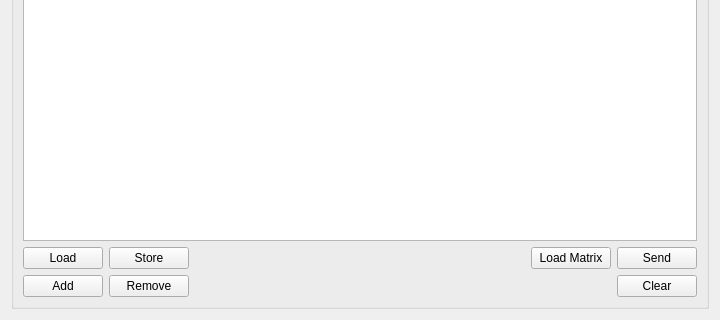
Above: R_Visualizer/SendMessages/SendMsgPackage/ui/sendmsgpackagewidget.ui from NeverKnewTheName/R_Visualizer before the change; both pictures show x 0 to 720 and y 146 to 466 of the 720 by 466 pixel window. Below: the same form after it.
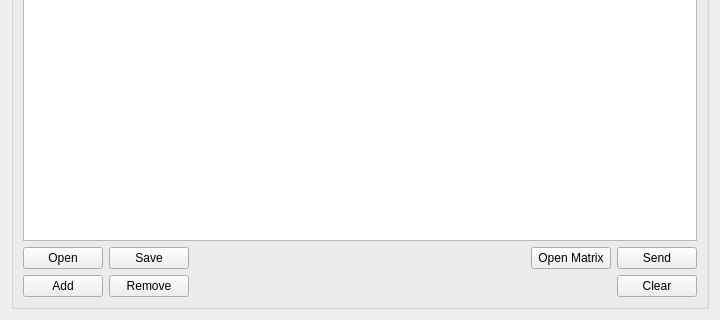
That is the form after the change.

The edit to the form file:
```diff
--- a/R_Visualizer/SendMessages/SendMsgPackage/ui/sendmsgpackagewidget.ui
+++ b/R_Visualizer/SendMessages/SendMsgPackage/ui/sendmsgpackagewidget.ui
@@ -35,7 +35,7 @@
            <string>Load a message packet (*.json or *.csv)</string>
           </property>
           <property name="text">
-           <string>Load</string>
+           <string>Open</string>
           </property>
          </widget>
         </item>
@@ -45,7 +45,7 @@
            <string>Save the current message packet (*.json or *.csv)</string>
           </property>
           <property name="text">
-           <string>Store</string>
+           <string>Save</string>
           </property>
          </widget>
         </item>
@@ -65,7 +65,7 @@
         <item>
          <widget class="QPushButton" name="pushButton">
           <property name="text">
-           <string>Load Matrix</string>
+           <string>Open Matrix</string>
           </property>
          </widget>
         </item>
```
